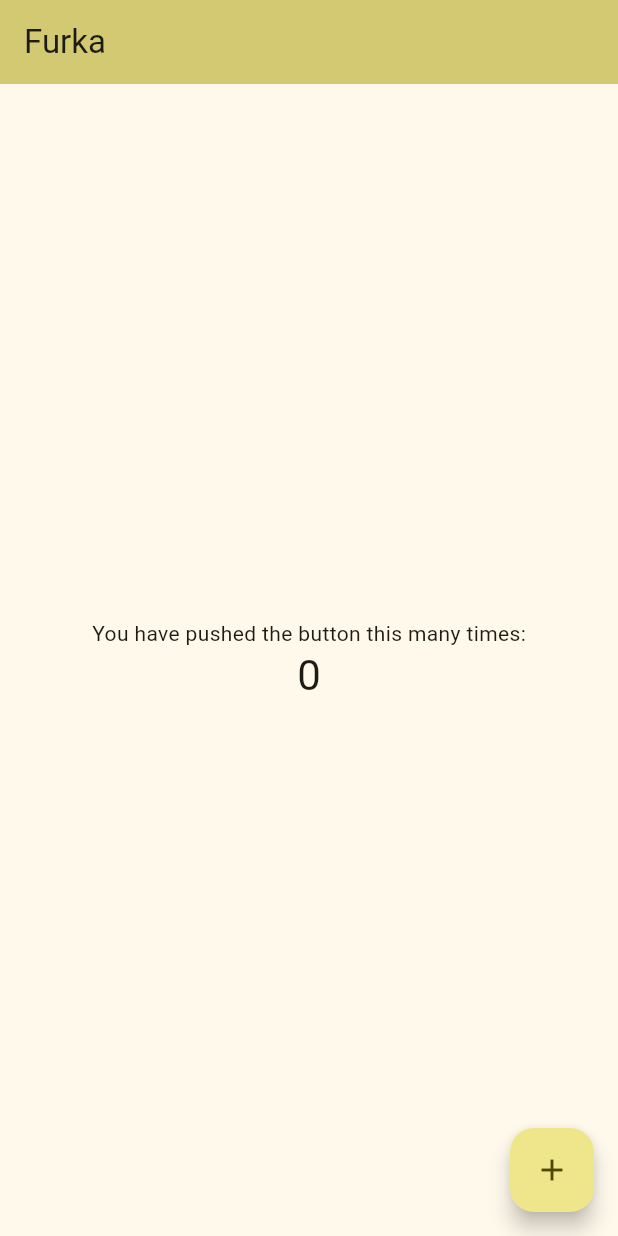
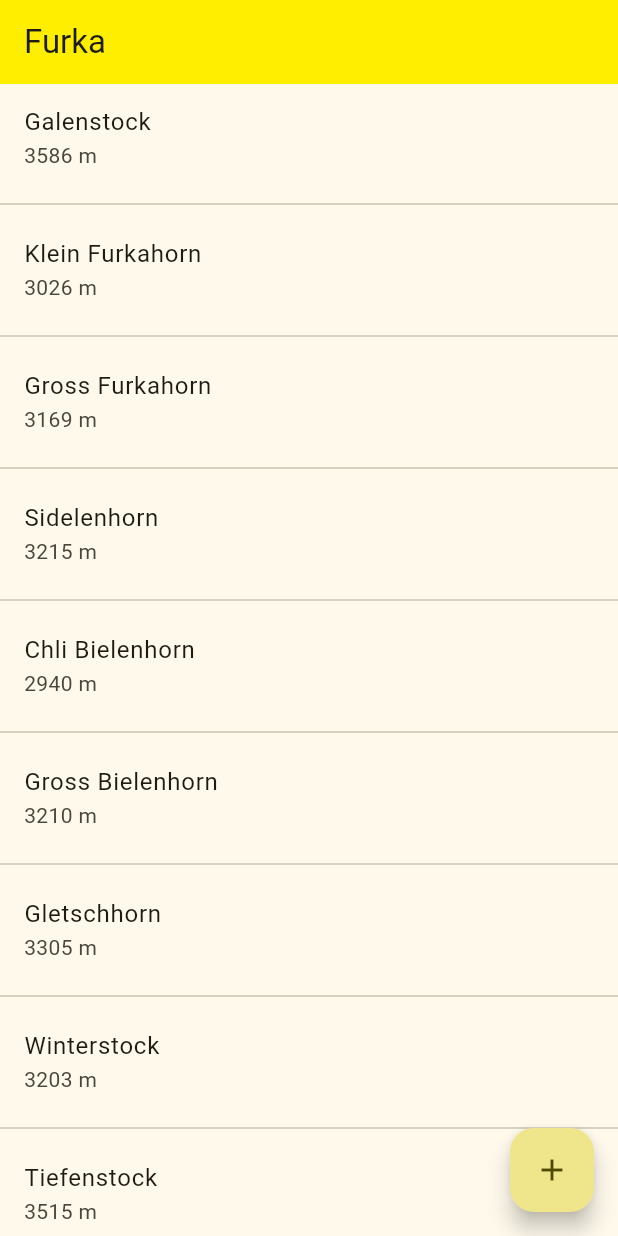
Before and after one commit to r3econ/flutter-places, a Flutter app: the screen it shows after launch, on a phone screen of 412 x 824 dp. Run offline on Flutter 3.47's test engine with Material 3 defaults, Android fonts, the phone set to English and light mode, and no system bars.

Commit message:
Simplify code, add repository

```diff
--- a/furka/lib/main.dart
+++ b/furka/lib/main.dart
@@ -13,22 +13,10 @@ class MyApp extends StatelessWidget {
     return MaterialApp(
       title: 'Flutter Demo',
       theme: ThemeData(
-        // This is the theme of your application.
-        //
-        // TRY THIS: Try running your application with "flutter run". You'll see
-        // the application has a purple toolbar. Then, without quitting the app,
-        // try changing the seedColor in the colorScheme below to Colors.green
-        // and then invoke "hot reload" (save your changes or press the "hot
-        // reload" button in a Flutter-supported IDE, or press "r" if you used
-        // the command line to start the app).
-        //
-        // Notice that the counter didn't reset back to zero; the application
-        // state is not lost during the reload. To reset the state, use hot
-        // restart instead.
-        //
-        // This works for code too, not just values: Most code changes can be
-        // tested with just a hot reload.
-        colorScheme: ColorScheme.fromSeed(seedColor: const Color.fromARGB(255, 255, 238, 0)),
+        colorScheme: ColorScheme.fromSeed(
+          seedColor: const Color.fromARGB(255, 255, 238, 0),
+          primary: const Color.fromARGB(255, 255, 238, 0),
+        ),
       ),
       home: const HomePage(title: 'Furka'),
     );
@@ -38,25 +26,27 @@ class MyApp extends StatelessWidget {
 class HomePage extends StatefulWidget {
   const HomePage({super.key, required this.title});
 
-  // This widget is the home page of your application. It is stateful, meaning
-  // that it has a State object (defined below) that contains fields that affect
-  // how it looks.
-
-  // This class is the configuration for the state. It holds the values (in this
-  // case the title) provided by the parent (in this case the App widget) and
-  // used by the build method of the State. Fields in a Widget subclass are
-  // always marked "final".
-
   final String title;
 
   @override
   State<HomePage> createState() => _HomePageState();
 }
 
+class Place {
+  String name;
+  double latitude;
+  double longitude;
+  int altitude;
+
+  Place(this.name, this.latitude, this.longitude, this.altitude) {}
+}
+
 class _HomePageState extends State<HomePage> {
   int _counter = 0;
 
-  void _incrementCounter() {
+  PlacesRepository repository = PlacesRepository();
+
+  void _addPlace() {
     setState(() {
       // This call to setState tells the Flutter framework that something has
       // changed in this State, which causes it to rerun the build method below
@@ -69,54 +59,71 @@ class _HomePageState extends State<HomePage> {
 
   @override
   Widget build(BuildContext context) {
-    // This method is rerun every time setState is called, for instance as done
-    // by the _incrementCounter method above.
-    //
-    // The Flutter framework has been optimized to make rerunning build methods
-    // fast, so that you can just rebuild anything that needs updating rather
-    // than having to individually change instances of widgets.
     return Scaffold(
       appBar: AppBar(
-        // TRY THIS: Try changing the color here to a specific color (to
-        // Colors.amber, perhaps?) and trigger a hot reload to see the AppBar
-        // change color while the other colors stay the same.
-        backgroundColor: Theme.of(context).colorScheme.inversePrimary,
-        // Here we take the value from the MyHomePage object that was created by
-        // the App.build method, and use it to set our appbar title.
+        backgroundColor: Theme.of(context).colorScheme.primary,
         title: Text(widget.title),
       ),
       body: Center(
-        // Center is a layout widget. It takes a single child and positions it
-        // in the middle of the parent.
-        child: Column(
-          // Column is also a layout widget. It takes a list of children and
-          // arranges them vertically. By default, it sizes itself to fit its
-          // children horizontally, and tries to be as tall as its parent.
-          //
-          // Column has various properties to control how it sizes itself and
-          // how it positions its children. Here we use mainAxisAlignment to
-          // center the children vertically; the main axis here is the vertical
-          // axis because Columns are vertical (the cross axis would be
-          // horizontal).
-          //
-          // TRY THIS: Invoke "debug painting" (choose the "Toggle Debug Paint"
-          // action in the IDE, or press "p" in the console), to see the
-          // wireframe for each widget.
-          mainAxisAlignment: MainAxisAlignment.center,
-          children: <Widget>[
-            const Text('You have pushed the button this many times:'),
-            Text(
-              '$_counter',
-              style: Theme.of(context).textTheme.headlineMedium,
-            ),
-          ],
+        child: ListView.separated(
+          itemCount: repository.places.length,
+          itemBuilder: (context, index) {
+            return ListTile(
+              title: Text(repository.places[index].name),
+              subtitle: Text('${repository.places[index].altitude} m'),
+              onTap: () {
+                // Go to the next screen with Navigator.push
+              },
+            );
+          },
+          separatorBuilder: (context, index) {
+            return Divider();
+          },
         ),
       ),
       floatingActionButton: FloatingActionButton(
-        onPressed: _incrementCounter,
+        onPressed: _addPlace,
         tooltip: 'Increment',
         child: const Icon(Icons.add),
-      ), // This trailing comma makes auto-formatting nicer for build methods.
+      ),
     );
   }
 }
+
+abstract class ListItem {
+  /// The title line to show in a list item.
+  Widget buildTitle(BuildContext context);
+
+  /// The subtitle line, if any, to show in a list item.
+  Widget buildSubtitle(BuildContext context);
+}
+
+/// A ListItem that contains data to display a heading.
+class PlaceItem implements ListItem {
+  final String title;
+  final String subtitle;
+
+  PlaceItem(this.title, this.subtitle);
+
+  @override
+  Widget buildTitle(BuildContext context) {
+    return Text(title, style: Theme.of(context).textTheme.headlineSmall);
+  }
+
+  @override
+  Widget buildSubtitle(BuildContext context) => Text(subtitle);
+}
+
+class PlacesRepository {
+  var places = [
+    Place("Galenstock", 46.61263, 8.41712, 3586),
+    Place("Klein Furkahorn", 46.58573, 8.40629, 3026),
+    Place("Gross Furkahorn", 46.59661, 8.41030, 3169),
+    Place("Sidelenhorn", 46.60085, 8.40974, 3215),
+    Place("Chli Bielenhorn", 46.59891, 8.43489, 2940),
+    Place("Gross Bielenhorn", 46.60360, 8.42859, 3210),
+    Place("Gletschhorn", 46.61803, 8.44086, 3305),
+    Place("Winterstock", 46.61778, 8.45467, 3203),
+    Place("Tiefenstock", 46.64000, 8.42000, 3515),
+  ];
+}
```
